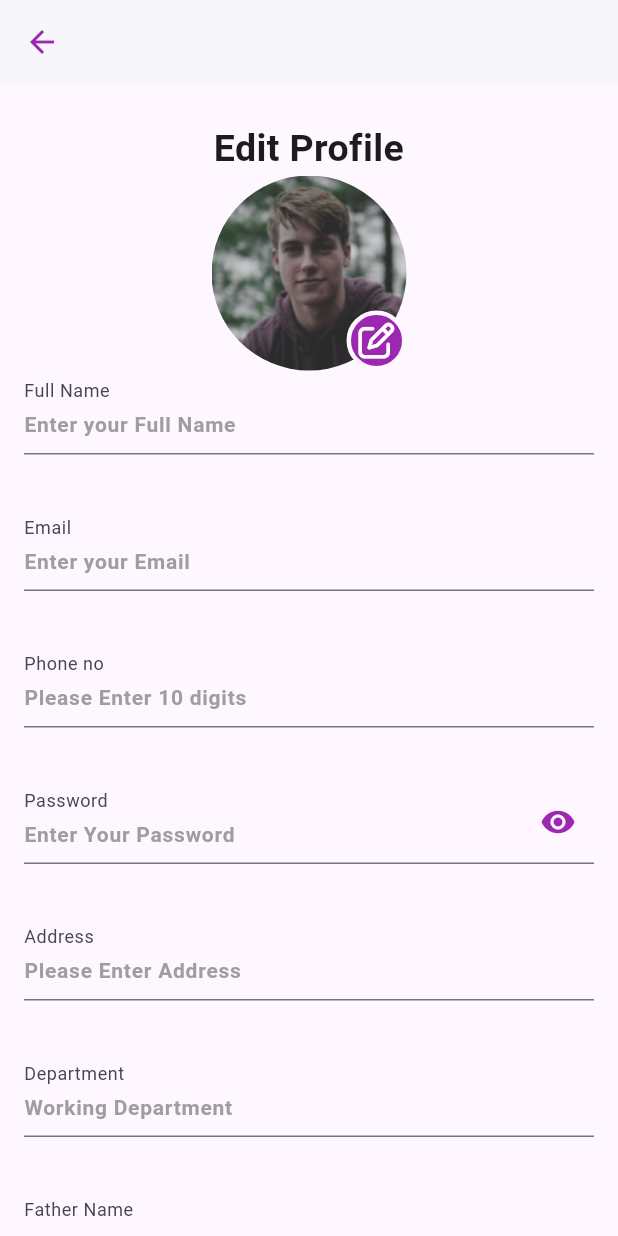
After one commit to AMANSUTHAR19HMH/Attendance-Management-System-AMS-, a Flutter app: the editprofile screen opened directly, on a phone screen of 412 x 824 dp. The commit adds this screen. Run offline on Flutter 3.47's test engine with Material 3 defaults, Android fonts, the phone set to English and light mode, and no system bars; our stand-ins replace community_material_icon, font_awesome_flutter, get, google_fonts, lottie.

Commit message:
Made Profile page
Profile page done on 4/6/24

```diff
--- /dev/null
+++ b/lib/Dashboard/profile.dart
@@ -0,0 +1,174 @@
+import 'package:flutter/material.dart';
+import 'package:flutter/painting.dart';
+import 'package:flutter/rendering.dart';
+import 'package:flutter/widgets.dart';
+import 'package:font_awesome_flutter/font_awesome_flutter.dart';
+
+void main() {
+  runApp(Profile());
+}
+
+class Profile extends StatelessWidget {
+  const Profile({super.key});
+
+  @override
+  Widget build(BuildContext context) {
+    return MaterialApp(
+      debugShowCheckedModeBanner: false,
+      title: 'profile',
+      theme: ThemeData(primarySwatch: Colors.deepPurple),
+      home: editprofile(),
+    );
+  }
+}
+
+class editprofile extends StatefulWidget {
+  const editprofile({super.key});
+
+  @override
+  State<editprofile> createState() => _editprofileState();
+}
+
+class _editprofileState extends State<editprofile> {
+  bool showpassword = false;
+  @override
+  Widget build(BuildContext context) {
+    return Scaffold(
+      appBar: AppBar(
+        backgroundColor: Colors.white,
+        elevation: 1,
+        leading: //Back button to navigate to home page//
+            IconButton(
+          icon: Icon(
+            Icons.arrow_back,
+            color: Colors.purple,
+          ),
+          onPressed: () {},
+        ),
+      ),
+      body: Container(
+        padding: EdgeInsets.only(left: 16, top: 25, right: 16),
+        child: GestureDetector(
+          onTap: () {
+            FocusScope.of(context).unfocus();
+          },
+          child: ListView(
+            children: [
+              Text(
+                "Edit Profile",
+                style: TextStyle(fontSize: 25, fontWeight: FontWeight.bold),
+                textAlign: TextAlign.center,
+              ),
+              Center(
+                child: Stack(
+                  children: [
+                    Container(
+                      width: 130,
+                      height: 130,
+                      decoration: BoxDecoration(
+                        shape: BoxShape.circle,
+                        image: DecorationImage(
+                          fit: BoxFit.cover,
+                          image: AssetImage('assets/image/JackWilliam.png'),
+                        ),
+                      ),
+                    ),
+                    Positioned(
+                        bottom: 0,
+                        right: 0,
+                        child: Container(
+                            alignment: Alignment.center,
+                            height: 40,
+                            width: 40,
+                            decoration: BoxDecoration(
+                              shape: BoxShape.circle,
+                              border: Border.all(
+                                width: 3,
+                                color:
+                                    Theme.of(context).scaffoldBackgroundColor,
+                              ),
+                              color: Colors.purple,
+                            ),
+                            child: Icon(
+                              FontAwesomeIcons.penToSquare,
+                              color: Colors.white,
+                            )))
+                  ],
+                ),
+              ),
+              mainText("Full Name", "Enter your Full Name", false),
+              mainText("Email", "Enter your Email", false),
+              mainText("Phone no", "Please Enter 10 digits", false),
+              mainText("Password", "Enter Your Password", true),
+              mainText("Address", "Please Enter Address", false),
+              mainText("Department", "Working Department", false),
+              mainText("Father Name", "", false),
+              mainText("Mother Name", "", false),
+              Row(
+                mainAxisAlignment: MainAxisAlignment.spaceBetween,
+                children: [
+                  OutlinedButton(
+                    onPressed: () {},
+                    child: Text(
+                      "Cancel",
+                      style: TextStyle(
+                          fontSize: 14,
+                          letterSpacing: 2.2,
+                          color: Colors.black),
+                    ),
+                  ),
+                  ElevatedButton(
+                    onPressed: () {},
+                    style: ElevatedButton.styleFrom(
+                      backgroundColor: Colors.purple,
+                      shadowColor: Colors.grey,
+                      padding: EdgeInsets.symmetric(horizontal: 50),
+                    ),
+                    child: Text("SAVE",
+                        style: TextStyle(
+                          fontSize: 14,
+                          letterSpacing: 2.2,
+                          color: Colors.white,
+                        )),
+                  ),
+                ],
+              )
+            ],
+          ),
+        ),
+      ),
+    );
+  }
+
+  Widget mainText(
+      String labelText, String placeholder, bool isPasswordTextField) {
+    return Padding(
+      padding: const EdgeInsets.only(bottom: 35.0),
+      child: TextField(
+        obscureText: isPasswordTextField ? showpassword : false,
+        decoration: InputDecoration(
+            suffixIcon: isPasswordTextField
+                ? IconButton(
+                    //Function for Password Icon //
+                    onPressed: () {
+                      setState(() {
+                        showpassword = !showpassword;
+                      });
+                    },
+                    icon: Icon(
+                      Icons.remove_red_eye,
+                      color: Colors.purple,
+                    ))
+                : null,
+            labelText: labelText,
+            floatingLabelBehavior: FloatingLabelBehavior.always,
+            hintText: placeholder,
+            hintStyle: TextStyle(
+              fontSize: 14,
+              fontWeight: FontWeight.bold,
+              color: Colors.grey,
+            )),
+      ),
+    );
+  }
+}
--- a/lib/main.dart
+++ b/lib/main.dart
@@ -1,7 +1,6 @@
 import 'package:attendance_management_system_ams/screens/attendense_screen.dart';
 import 'package:flutter/material.dart';
 import 'package:get/get_navigation/src/root/get_material_app.dart';
-
 import 'authntication/LoginScreen.dart';
 import 'screens/splash.dart';
 
```
Also changed, not shown: lib/Dashboard/DashBoard.dart (+11 -9 lines), lib/authntication/LoginScreen.dart (+5 -2 lines), pubspec.yaml (+9 -2 lines), assets/image/JackWilliam.png (added), pubspec.lock, 4 other files.
